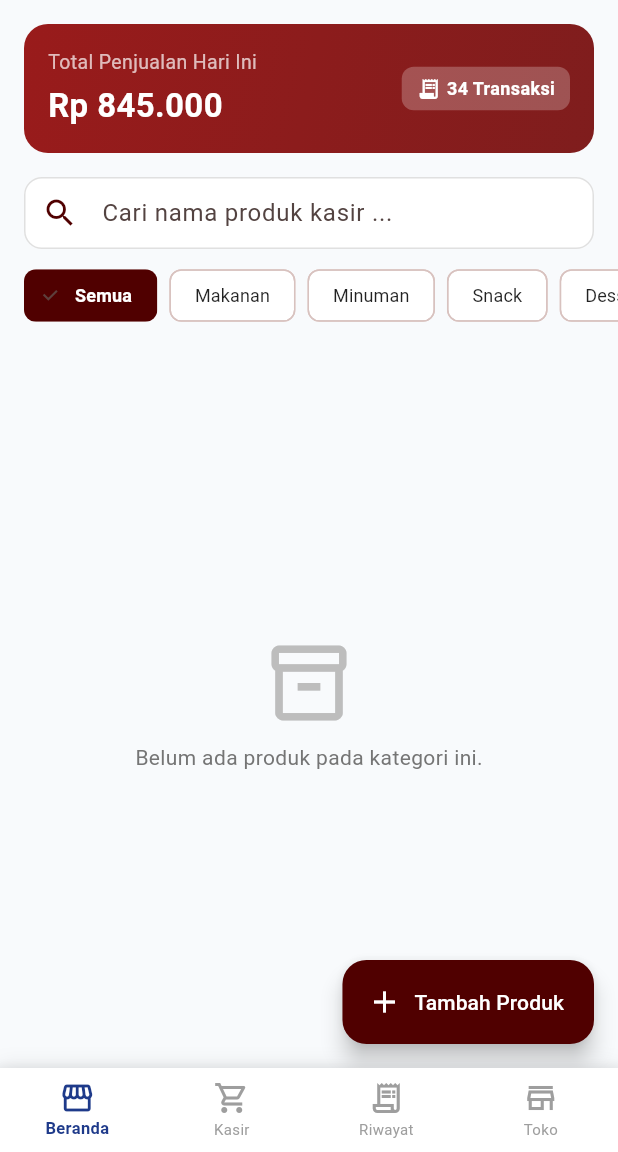
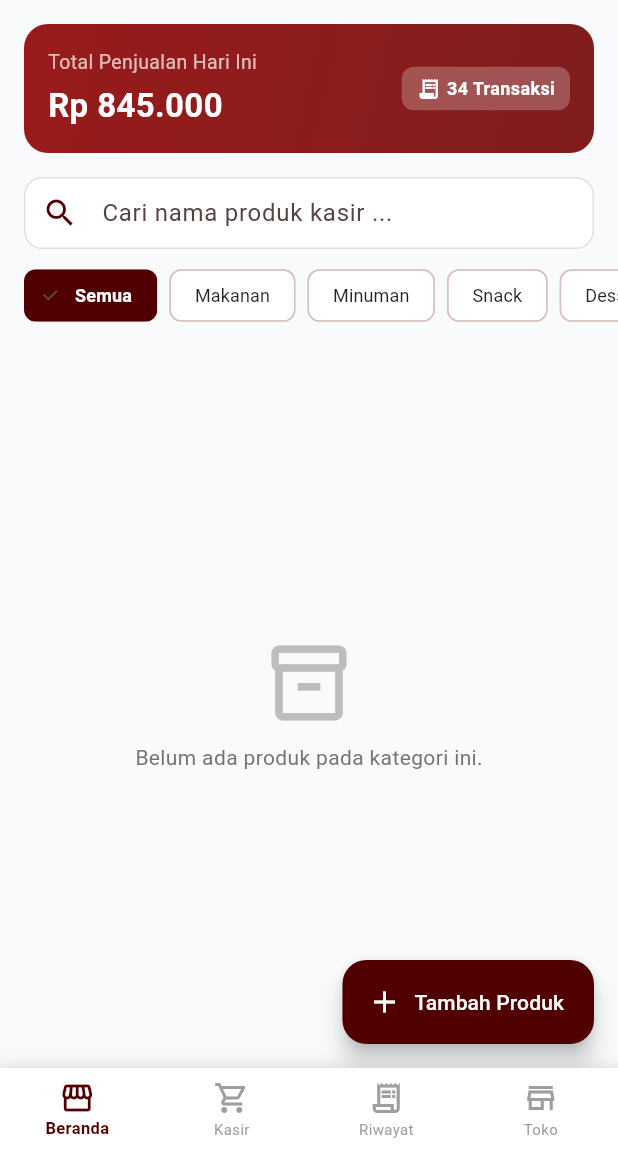
Before and after one commit to anjaniedw/smartkasir_app, a Flutter app: the MainNavigationPage screen opened directly, on a phone screen of 412 x 824 dp, the part 84-1236 px from its top. Run offline on Flutter 3.47's test engine with Material 3 defaults, Android fonts, the phone set to English and light mode, and no system bars; our stand-ins replace shared_preferences, sqflite, sqflite_common_ffi, sqflite_common_ffi_web; accounts and stored records are empty.

Commit message:
style(m12): change theme color to maroon

```diff
--- a/lib/pages/main_navigation_page.dart
+++ b/lib/pages/main_navigation_page.dart
@@ -80,7 +80,7 @@ class _MainNavigationPageState extends State<MainNavigationPage> {
           backgroundColor: Colors.white,
 
           // Warna tema utama Navy (#1E3A8A) saat tab dalam kondisi aktif dipilih
-          selectedItemColor: const Color(0xFF1E3A8A),
+          selectedItemColor: const Color(0xFF550000),
 
           // Warna abu-abu netral untuk tab yang sedang tidak aktif
           unselectedItemColor: Colors.grey.shade500,
```
